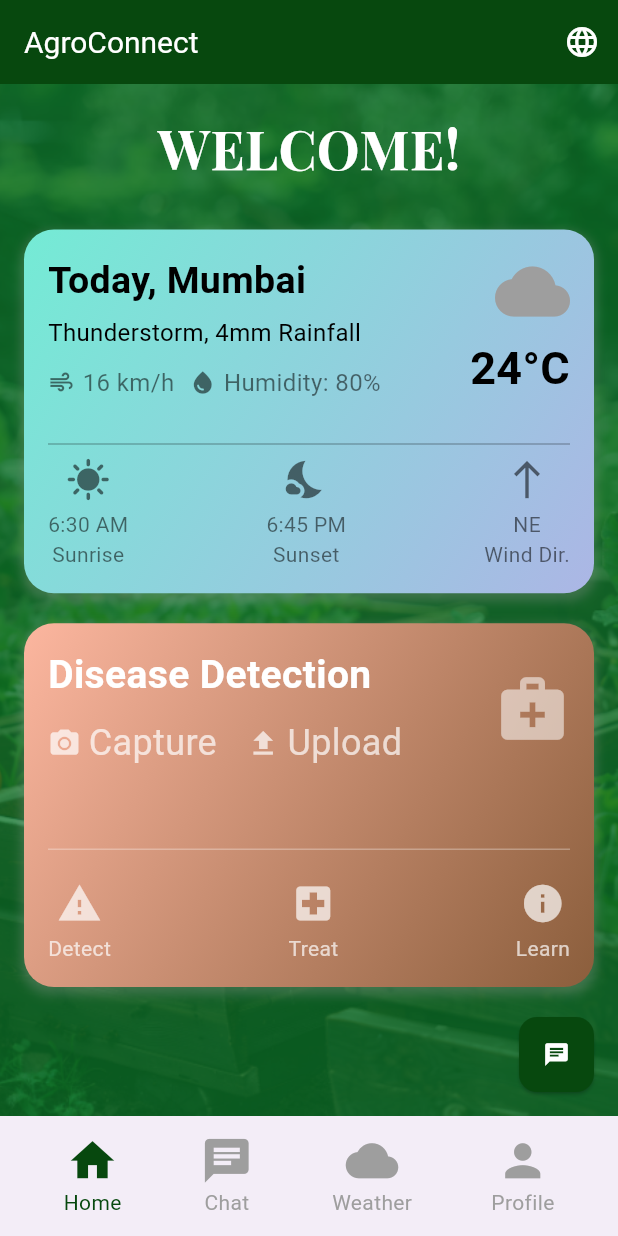
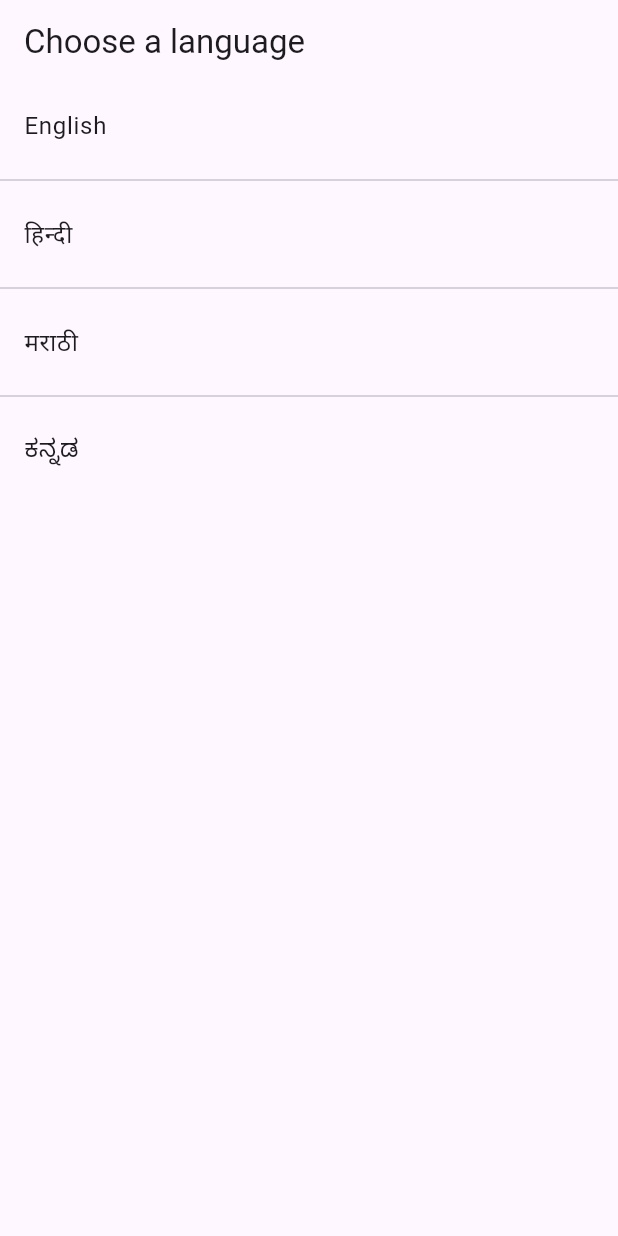
Before and after one commit to Aryakhot/agroconnect, a Flutter app: the screen it shows after launch, on a phone screen of 412 x 824 dp. Run offline on Flutter 3.47's test engine with Material 3 defaults, Android fonts, the phone set to English and light mode, and no system bars; our stand-ins replace get, image_picker; missing offline and left inert: fluttermoji.

Commit message:
homepage

```diff
--- a/lib/homepage.dart
+++ b/lib/homepage.dart
@@ -1,4 +1,5 @@
 import 'package:flutter/material.dart';
+import 'package:get/get.dart';
 import 'profile.dart';
 import 'chatbot.dart';
 //import 'signup.dart';
@@ -74,6 +75,53 @@ class _AgroConnectScreenState extends State<AgroConnectScreen> {
           IconButton(
             icon: const Icon(Icons.language, color: Colors.white),
             onPressed: () {
+              showDialog(
+                context: context,
+                builder: (BuildContext context) {
+                  return AlertDialog(
+                    title: Text('change Language'.tr),
+                    content: Column(
+                      mainAxisSize: MainAxisSize.min,
+                      children: [
+                        ListTile(
+                          title: const Text('English'),
+                          onTap: () {
+                            var locale = const Locale('en', 'US');
+                            Get.updateLocale(locale); // Switch to English
+                            Get.back(); // Close the dialog
+                          },
+                        ),
+                        ListTile(
+                          title: const Text('हिन्दी'),
+                          onTap: () {
+                            var locale = const Locale('hi', 'IN');
+                            Get.updateLocale(locale); // Switch to Spanish
+                            Get.back(); // Close the dialog
+                          },
+                        ),
+                        ListTile(
+                          title: const Text('मराठी'),
+                          onTap: () {
+                            var locale = const Locale('mr', 'IN');
+                            Get.updateLocale(locale); // Switch to Spanish
+                            Get.back(); // Close the dialog
+                          },
+                        ),
+                        ListTile(
+                          title: const Text('ಕನ್ನಡ'),
+                          onTap: () {
+                            var locale = const Locale('kn', 'IN');
+                            Get.updateLocale(locale); // Switch to Spanish
+                            Get.back(); // Close the dialog
+                          },
+                        ),
+                        // Add more languages as needed
+                      ],
+                    ),
+                  );
+                },
+              );
+
               // Action for language selection
             },
           ),
@@ -90,9 +138,9 @@ class _AgroConnectScreenState extends State<AgroConnectScreen> {
           padding: const EdgeInsets.all(16.0),
           child: Column(
             children: [
-              const Center(
+               Center(
                 child: Text(
-                  'WELCOME!',
+                  'WELCOME!'.tr,
                   style: TextStyle(
                     fontWeight: FontWeight.bold,
                     fontSize: 36,
@@ -133,7 +181,7 @@ class _AgroConnectScreenState extends State<AgroConnectScreen> {
                               ),
                             ],
                           ),
-                          child: const Column(
+                          child:  Column(
                             mainAxisAlignment: MainAxisAlignment.spaceBetween,
                             children: [
                               Row(
@@ -143,7 +191,7 @@ class _AgroConnectScreenState extends State<AgroConnectScreen> {
                                     crossAxisAlignment: CrossAxisAlignment.start,
                                     children: [
                                       Text(
-                                        'Today, Mumbai',
+                                        'Today, Mumbai'.tr,
                                         style: TextStyle(
                                           fontSize: 25,
                                           color: Colors.black,
@@ -152,7 +200,7 @@ class _AgroConnectScreenState extends State<AgroConnectScreen> {
                                       ),
                                       SizedBox(height: 5),
                                       Text(
-                                        'Thunderstorm, 4mm Rainfall',
+                                        'Thunderstorm, 4mm Rainfall'.tr,
                                         style: TextStyle(
                                           fontSize: 16,
                                           color: Colors.black,
@@ -168,7 +216,7 @@ class _AgroConnectScreenState extends State<AgroConnectScreen> {
                                           ),
                                           SizedBox(width: 5),
                                           Text(
-                                            '16 km/h',
+                                            '16 km/h'.tr,
                                             style: TextStyle(
                                               fontSize: 16,
                                               color: Colors.black54,
@@ -182,7 +230,7 @@ class _AgroConnectScreenState extends State<AgroConnectScreen> {
                                           ),
                                           SizedBox(width: 5),
                                           Text(
-                                            'Humidity: 80%',
+                                            'Humidity: 80%'.tr,
                                             style: TextStyle(
                                               fontSize: 16,
                                               color: Colors.black54,
@@ -192,7 +240,7 @@ class _AgroConnectScreenState extends State<AgroConnectScreen> {
                                       ),
                                     ],
                                   ),
-                                  Column(
+                                   Column(
                                     crossAxisAlignment: CrossAxisAlignment.end,
                                     children: [
                                       Icon(
@@ -202,7 +250,7 @@ class _AgroConnectScreenState extends State<AgroConnectScreen> {
                                       ),
                                       SizedBox(height: 5),
                                       Text(
-                                        '24°C',
+                                        '24°C'.tr,
                                         style: TextStyle(
                                           fontSize: 30,
                                           fontWeight: FontWeight.bold,
@@ -215,7 +263,7 @@ class _AgroConnectScreenState extends State<AgroConnectScreen> {
                               ),
                               SizedBox(height: 20),
                               Divider(color: Colors.black26, thickness: 1),
-                              Row(
+                                Row(
                                 mainAxisAlignment: MainAxisAlignment.spaceBetween,
                                 children: [
                                   Column(
@@ -227,16 +275,16 @@ class _AgroConnectScreenState extends State<AgroConnectScreen> {
                                       ),
                                       SizedBox(height: 5),
                                       Text(
-                                        '6:30 AM',
+                                        '6:30 AM'.tr,
                                         style: TextStyle(color: Colors.black54),
                                       ),
                                       Text(
-                                        'Sunrise',
+                                        'Sunrise'.tr,
                                         style: TextStyle(color: Colors.black54),
                                       ),
                                     ],
                                   ),
-                                  Column(
+                                 Column(
                                     children: [
                                       Icon(
                                         Icons.nights_stay,
@@ -245,11 +293,11 @@ class _AgroConnectScreenState extends State<AgroConnectScreen> {
                                       ),
                                       SizedBox(height: 5),
                                       Text(
-                                        '6:45 PM',
+                                        '6:45 PM'.tr,
                                         style: TextStyle(color: Colors.black54),
                                       ),
                                       Text(
-                                        'Sunset',
+                                        'Sunset'.tr,
                                         style: TextStyle(color: Colors.black54),
                                       ),
                                     ],
@@ -263,11 +311,11 @@ class _AgroConnectScreenState extends State<AgroConnectScreen> {
                                       ),
                                       SizedBox(height: 5),
                                       Text(
-                                        'NE',
+                                        'NE'.tr,
                                         style: TextStyle(color: Colors.black54),
                                       ),
                                       Text(
-                                        'Wind Dir.',
+                                        'Wind Dir.'.tr,
                                         style: TextStyle(color: Colors.black54),
                                       ),
                                     ],
@@ -304,7 +352,7 @@ class _AgroConnectScreenState extends State<AgroConnectScreen> {
                               ),
                             ],
                           ),
-                          child: const Column(
+                          child:  Column(
                             mainAxisAlignment: MainAxisAlignment.spaceBetween,
                             children: [
                               Row(
@@ -314,7 +362,7 @@ class _AgroConnectScreenState extends State<AgroConnectScreen> {
                                     crossAxisAlignment: CrossAxisAlignment.start,
                                     children: [
                                       Text(
-                                        'Disease Detection',
+                                        'Disease Detection'.tr,
                                         style: TextStyle(
                                           fontSize: 26,
                                           color: Colors.white,
@@ -331,7 +379,7 @@ class _AgroConnectScreenState extends State<AgroConnectScreen> {
                                           ),
                                           SizedBox(width: 5),
                                           Text(
-                                            'Capture',
+                                            'Capture'.tr,
                                             style: TextStyle(
                                               fontSize: 24,
                                               color: Colors.white70,
@@ -345,7 +393,7 @@ class _AgroConnectScreenState extends State<AgroConnectScreen> {
                                           ),
                                           SizedBox(width: 5),
                                           Text(
-                                            'Upload',
+                                            'Upload'.tr,
                                             style: TextStyle(
                                               fontSize: 24,
                                               color: Colors.white70,
@@ -381,7 +429,7 @@ class _AgroConnectScreenState extends State<AgroConnectScreen> {
                                       ),
                                       SizedBox(height: 5),
                                       Text(
-                                        'Detect',
+                                        'Detect'.tr,
                                         style: TextStyle(color: Colors.white70),
                                       ),
                                     ],
@@ -395,7 +443,7 @@ class _AgroConnectScreenState extends State<AgroConnectScreen> {
                                       ),
                                       SizedBox(height: 5),
                                       Text(
-                                        'Treat',
+                                        'Treat'.tr,
                                         style: TextStyle(color: Colors.white70),
                                       ),
                                     ],
@@ -409,7 +457,7 @@ class _AgroConnectScreenState extends State<AgroConnectScreen> {
                                       ),
                                       SizedBox(height: 5),
                                       Text(
-                                        'Learn',
+                                        'Learn'.tr,
                                         style: TextStyle(color: Colors.white70),
                                       ),
                                     ],
@@ -461,7 +509,7 @@ class _AgroConnectScreenState extends State<AgroConnectScreen> {
                         : Colors.grey,
                   ),
                   Text(
-                    'Home',
+                    'Home'.tr,
                     style: TextStyle(
                       color: _selectedIndex == 0
                           ? const Color(0xFF07480E)
@@ -484,7 +532,7 @@ class _AgroConnectScreenState extends State<AgroConnectScreen> {
                         : Colors.grey,
                   ),
                   Text(
-                    'Chat',
+                    'Chat'.tr,
                     style: TextStyle(
                       color: _selectedIndex == 1
                           ? const Color(0xFF07480E)
@@ -507,7 +555,7 @@ class _AgroConnectScreenState extends State<AgroConnectScreen> {
                         : Colors.grey,
                   ),
                   Text(
-                    'Weather',
+                    'Weather'.tr,
                     style: TextStyle(
                       color: _selectedIndex == 2
                           ? const Color(0xFF07480E)
@@ -530,7 +578,7 @@ class _AgroConnectScreenState extends State<AgroConnectScreen> {
                         : Colors.grey,
                   ),
                   Text(
-                    'Profile',
+                    'Profile'.tr,
                     style: TextStyle(
                       color: _selectedIndex == 3
                           ? const Color(0xFF07480E)
--- /dev/null
+++ b/lib/language_selection_page.dart
@@ -0,0 +1,38 @@
+import 'package:flutter/material.dart';
+import 'package:get/get.dart';
+
+class LanguageSelectionPage extends StatelessWidget {
+  const LanguageSelectionPage({super.key});
+
+  @override
+  Widget build(BuildContext context) {
+    final List<Map<String, dynamic>> locales = [
+      {'name': 'English', 'locale': const Locale('en', 'US')},
+      {'name': 'हिन्दी', 'locale': const Locale('hi', 'IN')},
+      {'name': 'मराठी', 'locale': const Locale('mr', 'IN')},
+      {'name': 'ಕನ್ನಡ', 'locale': const Locale('kn', 'IN')},
+    ];
+
+    return Scaffold(
+      appBar: AppBar(
+        title: Text('choose_language'.tr),
+      ),
+      body: ListView.separated(
+        itemCount: locales.length,
+        separatorBuilder: (context, index) => const Divider(),
+        itemBuilder: (context, index) {
+          final locale = locales[index];
+          return ListTile(
+            title: Text(locale['name']),
+            onTap: () {
+              Get.updateLocale(locale['locale']);
+              Get.offNamed('/homepage');
+              Get.forceAppUpdate();
+              // Navigate to homepage after selecting language
+            },
+          );
+        },
+      ),
+    );
+  }
+}
--- /dev/null
+++ b/lib/locale_string.dart
@@ -0,0 +1,86 @@
+import 'package:get/get.dart';
+
+class LocalString extends Translations {
+  @override
+  Map<String, Map<String, String>> get keys => {
+    'en_US': {
+      'welcome': 'WELCOME',
+      'choose_language': 'Choose a language',
+      'change_language': 'Change Language',
+      'Upload Photo':'Upload Photo',
+      'Full Name':'Full Name',
+      'Sign Up':'Sign Up',
+      'Phone Number':'Phone Number',
+      'Address':'Address',
+      'Go to Sign Up':'Go to Sign Up',
+      'WELCOME!':'WELCOME!',
+      'change Language':'change Language',
+      'Home':'Home',
+      'Profile':'Profile',
+      'Chat':'Chat',
+      'Weather':'Weather',
+      'Today, Mumbai':'Today, Mumbai',
+      'Password':'Password',
+
+    },
+    'hi_IN': {
+      'welcome': 'स्वागत',
+      'choose_language': 'भाषा चुनें',
+      'change_language': 'भाषा बदलें',
+      'Upload Photo':'फोटो अपलोड करें',
+      'Full Name':'पूरा नाम',
+      'Sign Up':'साइन अप करें',
+      'Phone Number':'फ़ोन नंबर',
+      'Address':'पता',
+      'Go to Sign Up':'साइन अप पर जाएं',
+      'WELCOME!':'स्वागत!',
+      'change Language':'भाषा बदलें',
+      'Home':'घर',
+      'Profile':'प्रोफ़ाइल',
+      'Chat':'चैट बॉट',
+      'Weather':'मौसम',
+      'Today, Mumbai':'आज, मुंबई',
+      'Password':'पासवर्ड',
+
+    },
+    'mr_IN': {
+      'welcome': 'स्वागत',
+      'choose_language': 'भाषा निवडा',
+      'change_language': 'भाषा बदला',
+      'Upload Photo':'फोटो अपलोड करा',
+      'Full Name':'पूर्ण नाव',
+      'Sign Up':'साइन अप करा',
+      'Phone Number':'फोन नंबर',
+      'Address':'पत्ता',
+      'Go to Sign Up':'साइन अप वर जा',
+      'WELCOME!':'स्वागत आहे!',
+      'change Language':'भाषा बदला',
+      'Home':'घर',
+      'Profile':'प्रोफाइल',
+      'Chat':'चॅट बॉट',
+      'Weather':'हवामान',
+      'Today, Mumbai':'आज मुंबई',
+      'Password':'पासवर्ड',
+
+    },
+    'kn_IN': {
+      'welcome': 'ಸ್ವಾಗತ',
+      'choose_language': 'ಭಾಷೆಯನ್ನು ಆಯ್ಕೆಮಾಡಿ',
+      'change_language': 'ಭಾಷೆ ಬದಲಾಯಿಸಿ',
+      'Upload Photo':'ಫೋಟೋ ಅಪ್ಲೋಡ್',
+      'Full Name':'ಪೂರ್ಣ ಹೆಸರು',
+      'Sign Up':'ಸೈನ್ ಅಪ್ ಮಾಡಿ',
+      'Phone Number':'ದೂರವಾಣಿ ಸಂಖ್ಯೆ',
+      'Address':'ವಿಳಾಸ',
+      'Go to Sign Up':'ಸೈನ್ ಅಪ್ ಗೆ ಹೋಗಿ',
+      'WELCOME!':'ಸ್ವಾಗತ!',
+      'change Language':'ಭಾಷೆಯನ್ನು ಬದಲಾಯಿಸಿ',
+      'Home':'ಮನೆ',
+      'Profile':'ಪ್ರೊಫೈಲ್',
+      'Chat':'ಚಾಟ್ ಬೋಟ್',
+      'Weather':'ಹವಾಮಾನ',
+      'Today, Mumbai':'ಇಂದು, ಮುಂಬೈ',
+      'Password':'ಪಾಸ್ವರ್ಡ್',
+    },
+  };
+}
--- a/lib/main.dart
+++ b/lib/main.dart
@@ -1,5 +1,8 @@
 import 'package:flutter/material.dart';
-import 'homepage.dart';  // Import AgroConnectScreen
+import 'package:get/get.dart';
+import 'homepage.dart';
+import 'language_selection_page.dart';
+import 'locale_string.dart';  // Import AgroConnectScreen
 
 void main() {
   runApp(const MyApp());
@@ -10,16 +13,26 @@ class MyApp extends StatelessWidget {
 
   @override
   Widget build(BuildContext context) {
-    return MaterialApp(
+    return GetMaterialApp(
+      debugShowCheckedModeBanner: false,
+      translations: LocalString(),
+      locale: const Locale('en', 'US'), // Default locale
+      fallbackLocale: const Locale('en', 'US'), // Fallback locale
       title: 'AgroConnect',
       theme: ThemeData(
         primaryColor: const Color(0xFFFFFFFF),
         fontFamily: 'Roboto',
       ),
-      home: AgroConnectScreen(),  // Set AgroConnectScreen as the initial screen
-      routes: {
-        '/homepage': (context) => AgroConnectScreen(),  // Define the route for homepage
-      },
+      initialRoute: '/language',
+      // Set the initial route to the language selection page
+      getPages: [
+        GetPage(name: '/language', page: () => const LanguageSelectionPage()),
+        GetPage(name: '/homepage', page: () =>  AgroConnectScreen()),
+      ],
+      // home: AgroConnectScreen(),  // Set AgroConnectScreen as the initial screen
+      // routes: {
+      //   '/homepage': (context) => AgroConnectScreen(),  // Define the route for homepage
+      // },
     );
   }
 }
--- a/pubspec.yaml
+++ b/pubspec.yaml
@@ -38,6 +38,7 @@ dependencies:
   # The following adds the Cupertino Icons font to your application.
   # Use with the CupertinoIcons class for iOS style icons.
   cupertino_icons: ^1.0.8
+  get: ^4.6.5
   image_picker: ^1.1.2
 dev_dependencies:
   flutter_test:
```
Also changed, not shown: pubspec.lock.
